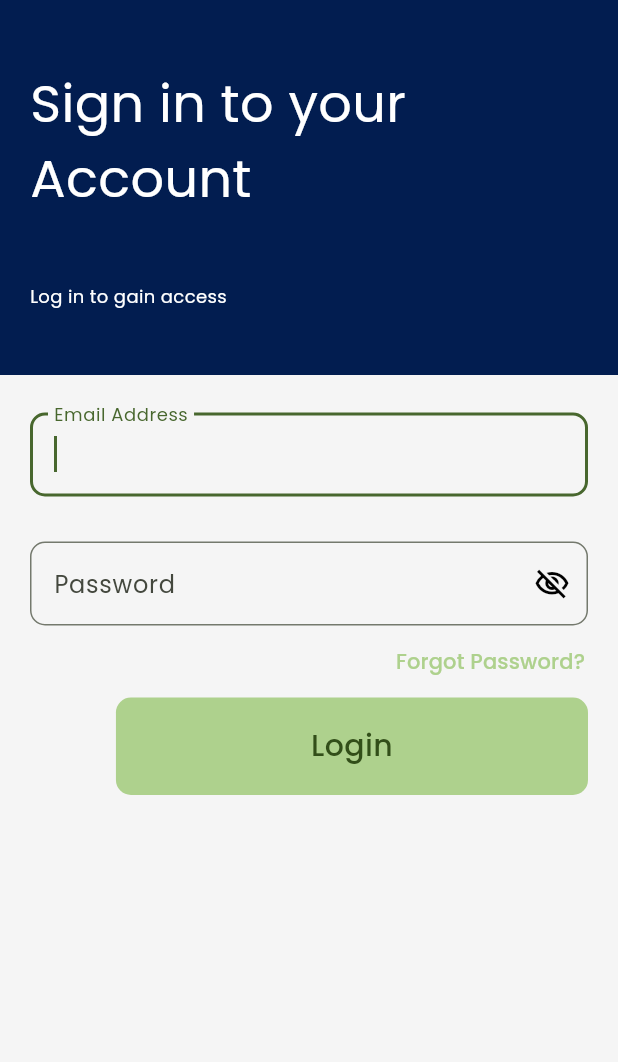
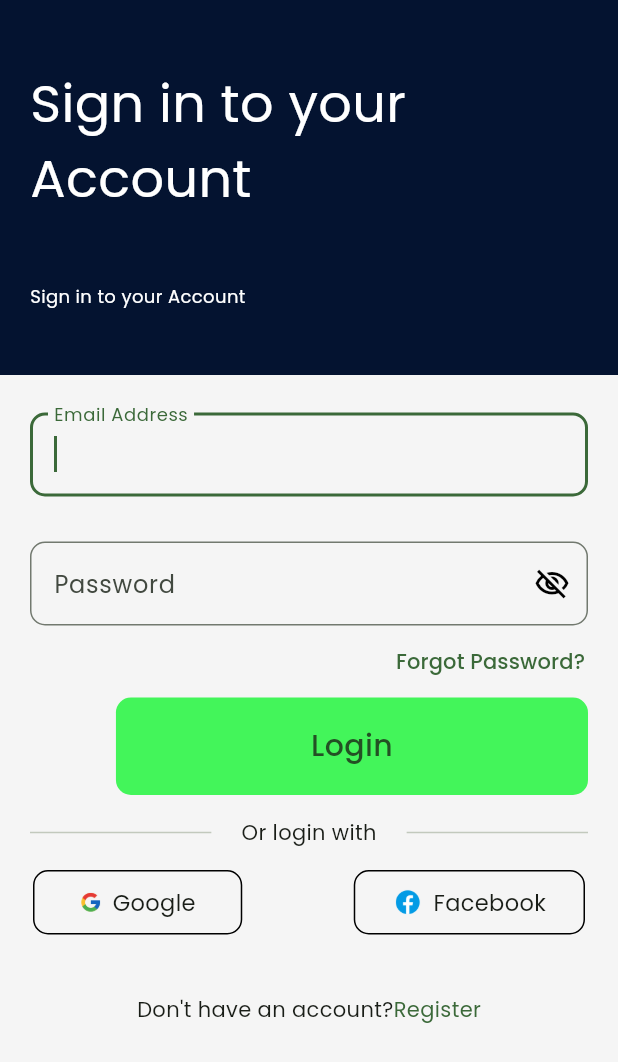
Before and after one commit to Emtee100/Database_app, a Flutter app: the screen it shows after launch, on a phone screen of 412 x 824 dp. Shown: the top 1062 px of the screen. Run offline on Flutter 3.47's test engine with Material 2 defaults, Android fonts, the phone set to English and light mode, and no system bars; our stand-ins replace google_fonts.

Commit message:
More UI improvements

```diff
--- a/lib/loginpage.dart
+++ b/lib/loginpage.dart
@@ -23,14 +23,13 @@ class _LoginPageState extends State<LoginPage> {
   Widget build(BuildContext context) {
     return Scaffold(
       backgroundColor: Colors.grey.shade100,
-        body:
-      SingleChildScrollView(
+      body: SingleChildScrollView(
         child: Column(
           children: [
             Container(
               height: 250,
               decoration:
-                  const BoxDecoration(color: Color.fromARGB(255, 2, 29, 80)),
+                  const BoxDecoration(color: Color.fromARGB(255, 4, 19, 48)),
               child: Column(
                 crossAxisAlignment: CrossAxisAlignment.start,
                 mainAxisAlignment: MainAxisAlignment.spaceEvenly,
@@ -47,7 +46,7 @@ class _LoginPageState extends State<LoginPage> {
                   Padding(
                     padding: const EdgeInsets.only(left: 20.0),
                     child: Text(
-                      "Log in to gain access",
+                      "Sign in to your Account",
                       style: GoogleFonts.poppins(
                           fontSize: 12,
                           color: Theme.of(context).colorScheme.onPrimary),
@@ -107,9 +106,7 @@ class _LoginPageState extends State<LoginPage> {
                           child: Text(
                             "Forgot Password?",
                             style: GoogleFonts.poppins(
-                                color: Theme.of(context)
-                                    .colorScheme
-                                    .inversePrimary),
+                                color: Theme.of(context).colorScheme.primary),
                           )),
                     ),
 
@@ -123,7 +120,7 @@ class _LoginPageState extends State<LoginPage> {
                           horizontal: 130.0, vertical: 18.0),
                       decoration: BoxDecoration(
                           borderRadius: BorderRadius.circular(10),
-                          color: Theme.of(context).colorScheme.inversePrimary),
+                          color: Color.fromARGB(244, 59, 245, 83)),
                       child: Text(
                         "Login",
                         style: GoogleFonts.poppins(
@@ -134,6 +131,95 @@ class _LoginPageState extends State<LoginPage> {
                             fontSize: 20.0),
                       ),
                     ),
+
+                    const SizedBox(
+                      height: 15.0,
+                    ),
+
+                    Padding(
+                      padding: const EdgeInsets.symmetric(horizontal: 20.0),
+                      child: Row(children: [
+                        const Expanded(child: Divider()),
+                        const SizedBox(
+                          width: 20.0,
+                        ),
+                        Text(
+                          "Or login with",
+                          style: GoogleFonts.poppins(),
+                        ),
+                        const SizedBox(
+                          width: 20.0,
+                        ),
+                        const Expanded(child: Divider()),
+                      ]),
+                    ),
+
+                    const SizedBox(
+                      height: 15.0,
+                    ),
+
+                    Padding(
+                      padding: const EdgeInsets.symmetric(horizontal: 22.0),
+                      child: Row(
+                        mainAxisAlignment: MainAxisAlignment.spaceBetween,
+                        children: [
+                          Container(
+                            padding: const EdgeInsets.symmetric(
+                                horizontal: 30.0, vertical: 10),
+                            decoration: BoxDecoration(
+                                border: Border.all(),
+                                borderRadius: BorderRadius.circular(10)),
+                            child: Row(children: [
+                              Image.asset(
+                                "assets/icons8-google-48.png",
+                                height: 15,
+                                width: 15,
+                              ),
+                              const SizedBox(
+                                width: 7.0,
+                              ),
+                              Text(
+                                "Google",
+                                style: GoogleFonts.poppins(fontSize: 15),
+                              )
+                            ]),
+                          ),
+                          Container(
+                            padding: const EdgeInsets.symmetric(
+                                horizontal: 25.0, vertical: 10),
+                            decoration: BoxDecoration(
+                                border: Border.all(),
+                                borderRadius: BorderRadius.circular(10)),
+                            child: Row(
+                                //mainAxisAlignment: MainAxisAlignment.spaceBetween,
+                                children: [
+                                  Image.asset(
+                                    "assets/icons8-facebook-48.png",
+                                    height: 20,
+                                    width: 20,
+                                  ),
+                                  const SizedBox(
+                                    width: 7.0,
+                                  ),
+                                  Text(
+                                    "Facebook",
+                                    style: GoogleFonts.poppins(fontSize: 15),
+                                  )
+                                ]),
+                          )
+                        ],
+                      ),
+                    ),
+
+                    const SizedBox(height: 40.0,),
+
+                    Row(
+                      mainAxisAlignment: MainAxisAlignment.center,
+                      children: [
+                        Text("Don't have an account?",style: GoogleFonts.poppins(),),
+                        Text("Register", style: GoogleFonts.poppins(color: Theme.of(context).colorScheme.primary),)
+                      ],
+                    )
                   ],
                 ))
           ],
--- a/lib/main.dart
+++ b/lib/main.dart
@@ -17,7 +17,7 @@ class MyApp extends StatelessWidget {
         debugShowCheckedModeBanner: false,
         theme: ThemeData(
           colorScheme:
-              ColorScheme.fromSeed(seedColor: const Color.fromARGB(255, 128, 233, 8)),
+              ColorScheme.fromSeed(seedColor: Colors.green),
           useMaterial3: true,
         ),
         home: const LoginPage());
```
Also changed, not shown: assets/icons8-facebook-48.png (added), assets/icons8-google-48.png (added).
